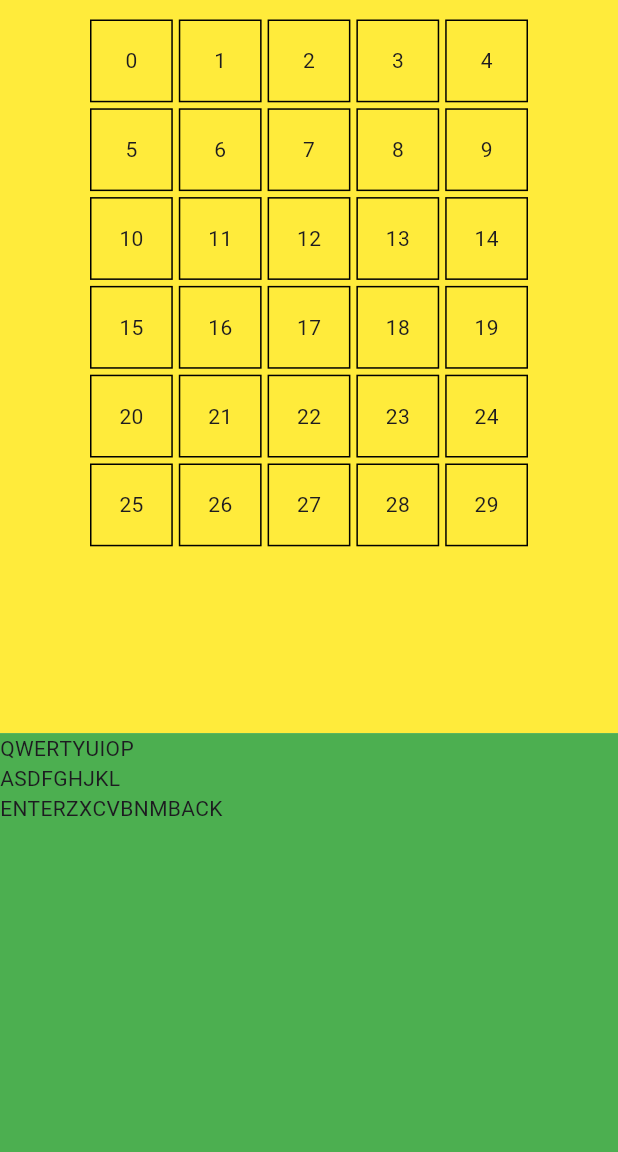
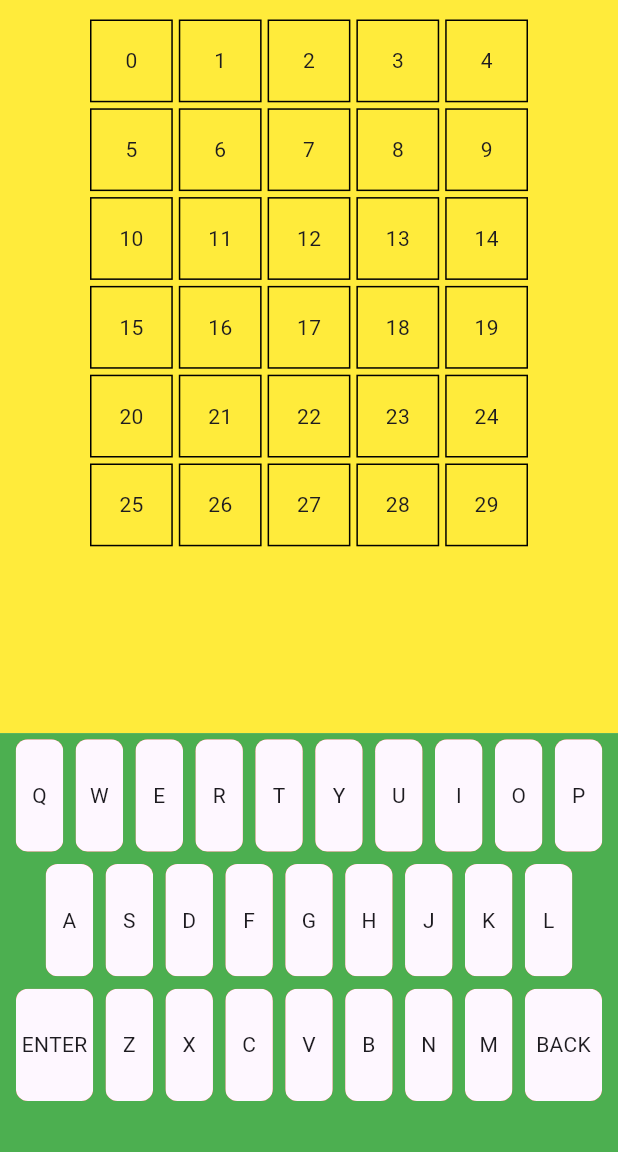
Before and after one commit to iamoguzhanarslantas/lettery, a Flutter app: the screen it shows after launch, on a phone screen of 412 x 824 dp, the part 84-1236 px from its top. Run offline on Flutter 3.47's test engine with Material 2 defaults, Android fonts, the light colour scheme and no system bars; our stand-ins replace go_router.

Commit message:
add keyboard

```diff
--- a/lib/src/home/widgets/keyboard_row.dart
+++ b/lib/src/home/widgets/keyboard_row.dart
@@ -12,13 +12,35 @@ class KeyboardRow extends StatelessWidget {
 
   @override
   Widget build(BuildContext context) {
+    final size = MediaQuery.of(context).size;
     int index = 0;
     return Row(
+      mainAxisAlignment: MainAxisAlignment.center,
       children: keysMap.entries.map(
         (e) {
           index++;
           if (index >= min && index <= max) {
-            return Text(e.key);
+            return Padding(
+              padding: EdgeInsets.all(size.width / 100),
+              child: ClipRRect(
+                borderRadius: BorderRadius.circular(8),
+                child: Container(
+                  color: Colors.red,
+                  width: e.key == 'ENTER' || e.key == 'BACK'
+                      ? size.width / 8
+                      : size.width / 13,
+                  height: size.height / 11,
+                  child: Material(
+                    child: InkWell(
+                      onTap: () {},
+                      child: Center(
+                        child: Text(e.key),
+                      ),
+                    ),
+                  ),
+                ),
+              ),
+            );
           } else {
             return const SizedBox();
           }
```
